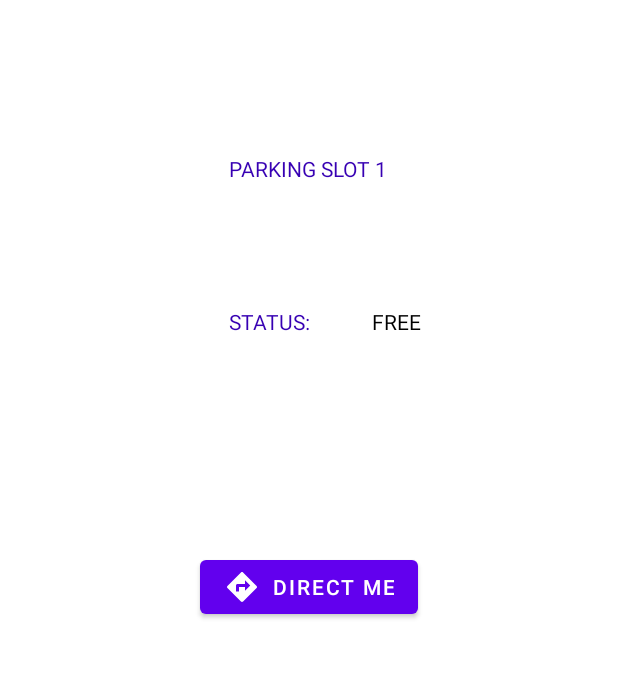
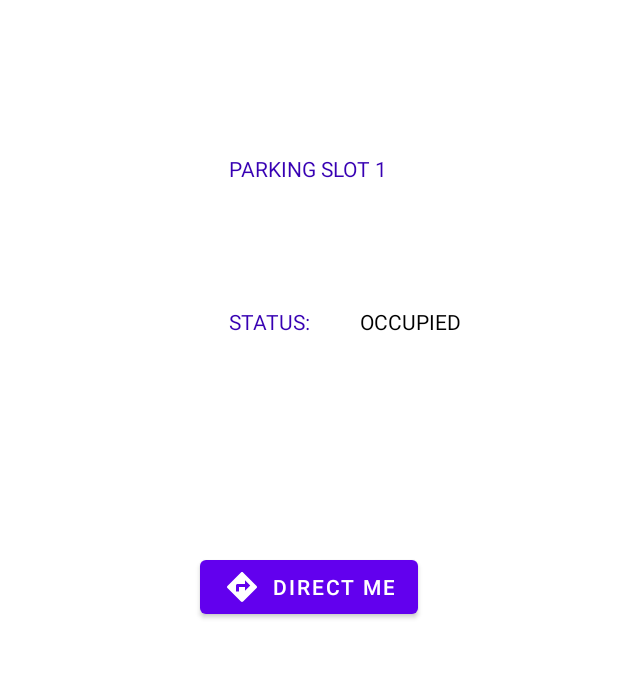
Before and after one commit to alenstein/smart_parking_system-, an Android app: the GetDirections screen opened directly, with no data from a screen before it, after a tap on "DIRECT ME", on a phone screen of 412 x 824 dp, the part 398-1076 px from its top. Run offline under Robolectric (Android 15) with nearby library versions, the light colour scheme and no system bars.

Commit message:
fixed status textView update when user is going to parkingSlot

```diff
--- a/app/src/main/java/com/example/smart_parking/GetDirections.java
+++ b/app/src/main/java/com/example/smart_parking/GetDirections.java
@@ -11,6 +11,7 @@ import android.os.Bundle;
 import android.util.Log;
 import android.view.View;
 import android.widget.Button;
+import android.widget.TextView;
 import android.widget.Toast;
 
 import androidx.appcompat.app.AppCompatActivity;
@@ -24,6 +25,7 @@ public class GetDirections extends AppCompatActivity {
     Timer parkingTimer;
     int count = 0;
     boolean stopped = false;
+    TextView parkingSLotStatus;
 
 
 
@@ -32,6 +34,7 @@ public class GetDirections extends AppCompatActivity {
         super.onCreate(savedInstanceState);
         setContentView(R.layout.activity_get_directions);
         getDirectionsBtn = findViewById(R.id.directButton);
+        parkingSLotStatus = findViewById(R.id.status);
 
         getDirectionsBtn.setOnClickListener(new View.OnClickListener() {
             @Override
@@ -40,6 +43,7 @@ public class GetDirections extends AppCompatActivity {
                 context = "directing on google maps....";
                 notifyPush(v, Title, context);
                 directMe(v);
+                parkingSLotStatus.setText("OCCUPIED");
                 calculateParkingTime(v);
                 if(stopped){
                     MainActivity reload = new MainActivity();
@@ -67,7 +71,7 @@ public class GetDirections extends AppCompatActivity {
              public void run() {
                 Log.d("testing", count + "s running!");
                 count++;
-                if(count == 5){
+                if(count == 15){
                     Title = "Smart Parking";
                     context = "Time for reaching parking slot 1 has elapsed, look for another free parking slot!";
                     notifyPush(view, Title, context);
@@ -78,7 +82,7 @@ public class GetDirections extends AppCompatActivity {
                 }
              }
 
-            }, 0, 1000);
+            }, 0, 15000);
 
      }
 
--- a/app/src/main/res/layout/activity_get_directions.xml
+++ b/app/src/main/res/layout/activity_get_directions.xml
@@ -60,7 +60,7 @@
         app:layout_constraintTop_toBottomOf="@+id/BookSlotBtn" />
 
     <TextView
-        android:id="@+id/textView"
+        android:id="@+id/status"
         android:layout_width="wrap_content"
         android:layout_height="wrap_content"
         android:text="FREE"
```
